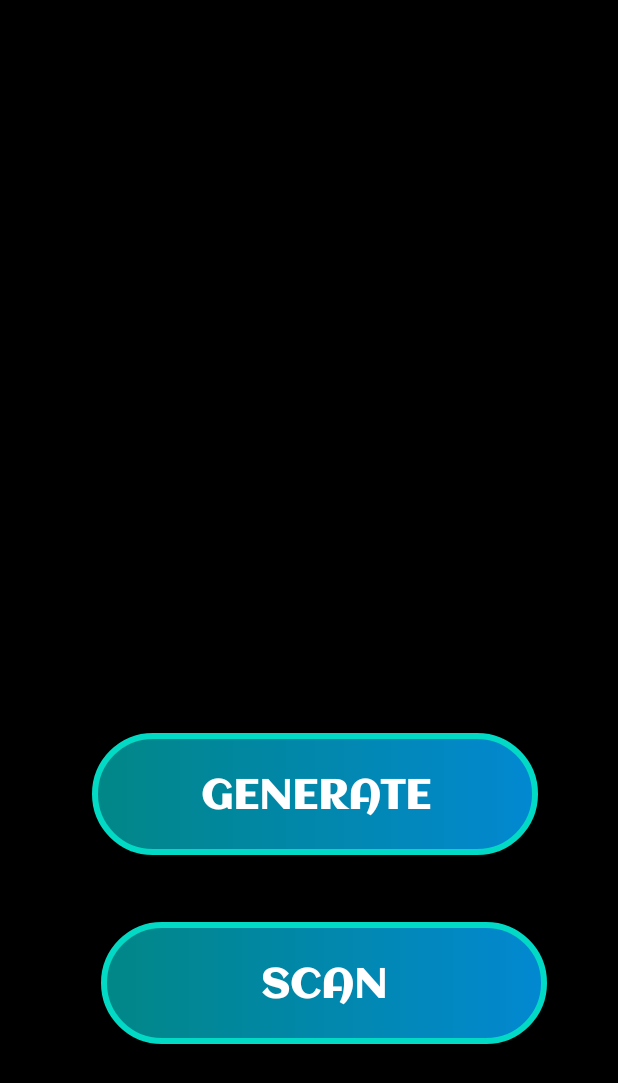
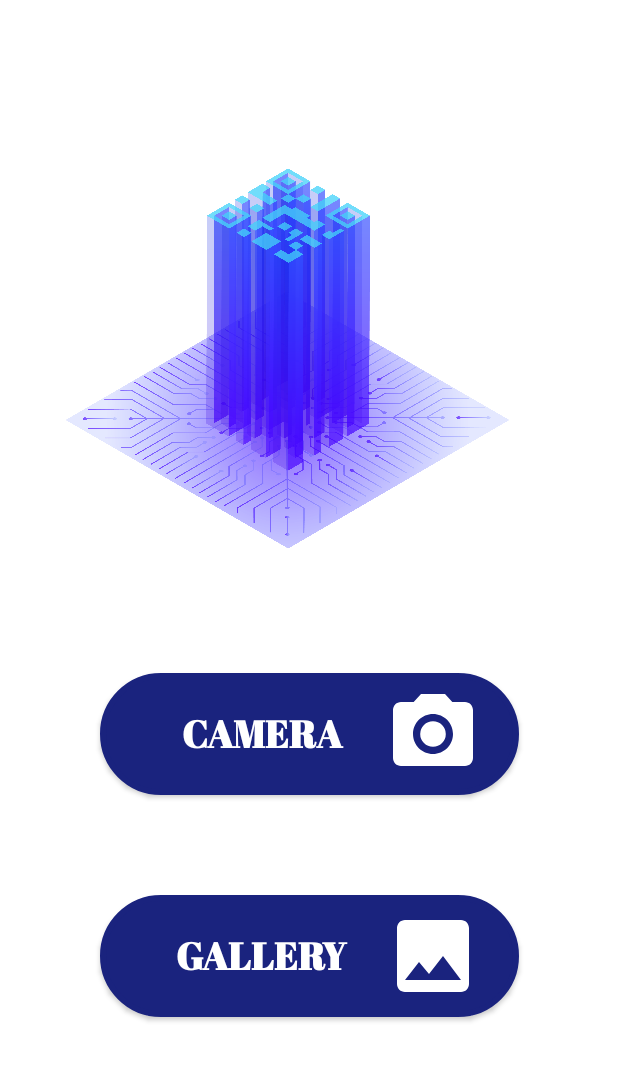
Before and after one commit to Rajchary/QR_Scanner_Generator, an Android app: the screen it shows after launch (MainActivity before the commit, ScanHelper after it), after a tap on "SCAN", on a phone screen of 412 x 824 dp. Shown: the top 1083 px of the screen. Run offline under Robolectric (Android 15) with nearby library versions, the phone set to English and light mode, and no system bars.

Commit message:
Added image picking and url resolving feature

```diff
--- a/app/src/main/java/com/curiosity/qrgeneratorandscanner/MainActivity.java
+++ b/app/src/main/java/com/curiosity/qrgeneratorandscanner/MainActivity.java
@@ -33,12 +33,14 @@ public class MainActivity extends AppCompatActivity {
             startActivity(generateQr);
         });
         scan.setOnClickListener(v -> {
-            IntentIntegrator intentIntegrator = new IntentIntegrator(MainActivity.this);
-            intentIntegrator.setPrompt("For flash use volume up key");
-            intentIntegrator.setBeepEnabled(true);
-            intentIntegrator.setOrientationLocked(true);
-            intentIntegrator.setCaptureActivity(Capture.class);
-            intentIntegrator.initiateScan();
+//            IntentIntegrator intentIntegrator = new IntentIntegrator(MainActivity.this);
+//            intentIntegrator.setPrompt("For flash use volume up key");
+//            intentIntegrator.setBeepEnabled(true);
+//            intentIntegrator.setOrientationLocked(true);
+//            intentIntegrator.setCaptureActivity(Capture.class);
+//            intentIntegrator.initiateScan();
+            Intent scanHelper = new Intent(MainActivity.this,ScanHelper.class);
+            startActivity(scanHelper);
         });
     }
     @Override
--- /dev/null
+++ b/app/src/main/res/drawable/ic_baseline_camera_alt_64.xml
@@ -0,0 +1,6 @@
+<vector android:height="64dp" android:tint="#FFFFFF"
+    android:viewportHeight="24" android:viewportWidth="24"
+    android:width="64dp" xmlns:android="http://schemas.android.com/apk/res/android">
+    <path android:fillColor="@android:color/white" android:pathData="M12,12m-3.2,0a3.2,3.2 0,1 1,6.4 0a3.2,3.2 0,1 1,-6.4 0"/>
+    <path android:fillColor="@android:color/white" android:pathData="M9,2L7.17,4L4,4c-1.1,0 -2,0.9 -2,2v12c0,1.1 0.9,2 2,2h16c1.1,0 2,-0.9 2,-2L22,6c0,-1.1 -0.9,-2 -2,-2h-3.17L15,2L9,2zM12,17c-2.76,0 -5,-2.24 -5,-5s2.24,-5 5,-5 5,2.24 5,5 -2.24,5 -5,5z"/>
+</vector>
--- /dev/null
+++ b/app/src/main/res/drawable/ic_baseline_insert_photo_64.xml
@@ -0,0 +1,5 @@
+<vector android:height="64dp" android:tint="#FFFFFF"
+    android:viewportHeight="24" android:viewportWidth="24"
+    android:width="64dp" xmlns:android="http://schemas.android.com/apk/res/android">
+    <path android:fillColor="@android:color/white" android:pathData="M21,19V5c0,-1.1 -0.9,-2 -2,-2H5c-1.1,0 -2,0.9 -2,2v14c0,1.1 0.9,2 2,2h14c1.1,0 2,-0.9 2,-2zM8.5,13.5l2.5,3.01L14.5,12l4.5,6H5l3.5,-4.5z"/>
+</vector>
--- /dev/null
+++ b/app/src/main/res/layout/activity_scan_helper.xml
@@ -0,0 +1,57 @@
+<?xml version="1.0" encoding="utf-8"?>
+<androidx.constraintlayout.widget.ConstraintLayout xmlns:android="http://schemas.android.com/apk/res/android"
+    xmlns:app="http://schemas.android.com/apk/res-auto"
+    xmlns:tools="http://schemas.android.com/tools"
+    android:layout_width="match_parent"
+    android:layout_height="match_parent"
+    android:background="@color/white"
+    tools:context=".ScanHelper">
+
+    <Button
+        android:id="@+id/camera"
+        android:layout_width="279dp"
+        android:layout_height="81dp"
+        android:background="@drawable/custom_button_generate_activity"
+        android:drawableEnd="@drawable/ic_baseline_camera_alt_64"
+        android:fontFamily="@font/abril_fatface"
+        android:paddingHorizontal="25dp"
+        android:text="@string/camera"
+        android:textSize="25sp"
+        android:textStyle="bold"
+        app:layout_constraintBottom_toBottomOf="parent"
+        app:layout_constraintEnd_toEndOf="parent"
+        app:layout_constraintStart_toStartOf="parent"
+        app:layout_constraintTop_toTopOf="parent"
+        app:layout_constraintVertical_bias="0.604" />
+
+    <Button
+        android:id="@+id/gallery"
+        android:layout_width="279dp"
+        android:layout_height="81dp"
+        android:background="@drawable/custom_button_generate_activity"
+        android:drawableEnd="@drawable/ic_baseline_insert_photo_64"
+        android:fontFamily="@font/abril_fatface"
+        android:paddingHorizontal="25dp"
+        android:text="@string/gallery"
+        android:textSize="25sp"
+        android:textStyle="bold"
+        app:layout_constraintBottom_toBottomOf="parent"
+        app:layout_constraintEnd_toEndOf="parent"
+        app:layout_constraintStart_toStartOf="parent"
+        app:layout_constraintTop_toTopOf="parent"
+        app:layout_constraintVertical_bias="0.803" />
+
+    <ImageView
+        android:id="@+id/imageView2"
+        android:layout_width="307dp"
+        android:layout_height="342dp"
+        android:layout_marginTop="40dp"
+        android:layout_marginBottom="11dp"
+        app:layout_constraintBottom_toTopOf="@+id/camera"
+        app:layout_constraintEnd_toEndOf="parent"
+        app:layout_constraintHorizontal_bias="0.365"
+        app:layout_constraintStart_toStartOf="parent"
+        app:layout_constraintTop_toTopOf="parent"
+        app:srcCompat="@drawable/qr_logo_2" />
+
+</androidx.constraintlayout.widget.ConstraintLayout>
--- a/app/src/main/res/values/colors.xml
+++ b/app/src/main/res/values/colors.xml
@@ -1,6 +1,7 @@
 <?xml version="1.0" encoding="utf-8"?>
 <resources>
     <color name="grey_400">#78909C</color>
+    <color name="grey_800">#212121</color>
     <color name="navy">#1A237E</color>
     <color name="purple_200">#FFBB86FC</color>
     <color name="purple_500">#FF6200EE</color>
--- a/app/src/main/res/values/strings.xml
+++ b/app/src/main/res/values/strings.xml
@@ -9,5 +9,8 @@
     <string name="g">GoBack</string>
     <string name="qr_code_found">QR Code Found</string>
     <string name="copy">Copy</string>
+    <string name="logo">Logo</string>
+    <string name="camera">Camera</string>
+    <string name="gallery">Gallery</string>
 
 </resources>
```
Also changed, not shown: app/src/main/AndroidManifest.xml (+14 -7 lines), app/src/main/java/com/curiosity/qrgeneratorandscanner/ScanHelper.java (added, +130 -0 lines), app/src/main/res/layout/activity_main.xml (+13 -1 lines), app/src/main/res/drawable/qr_logo.png (added), app/src/main/res/drawable/qr_logo_2.png (added).
